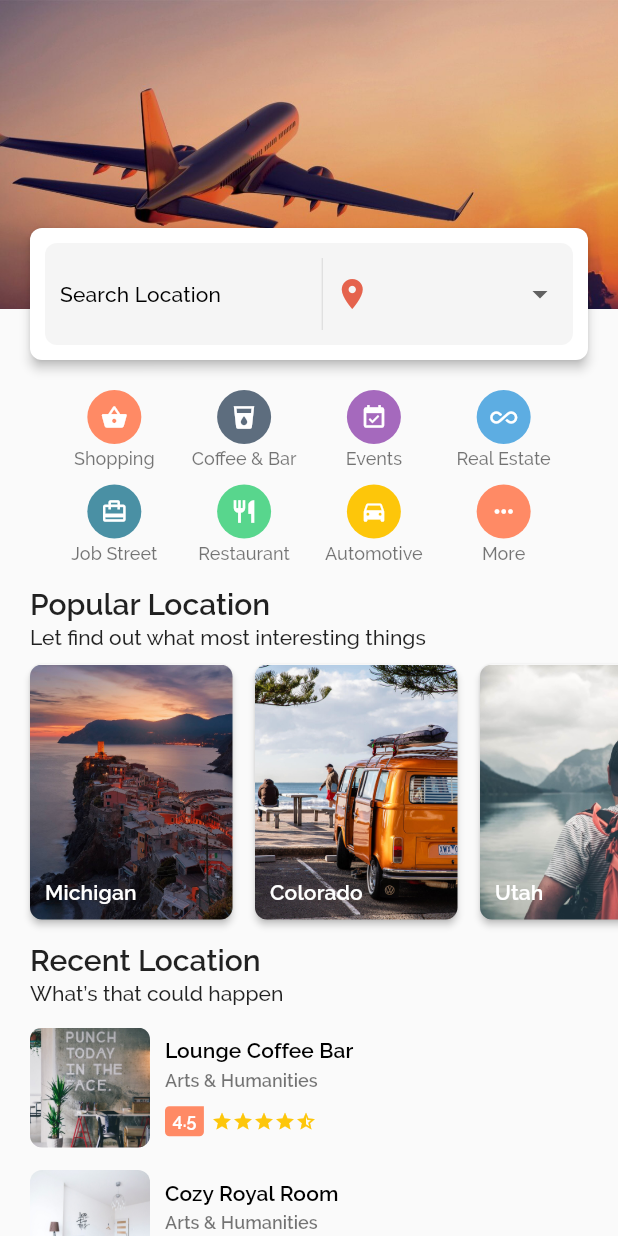
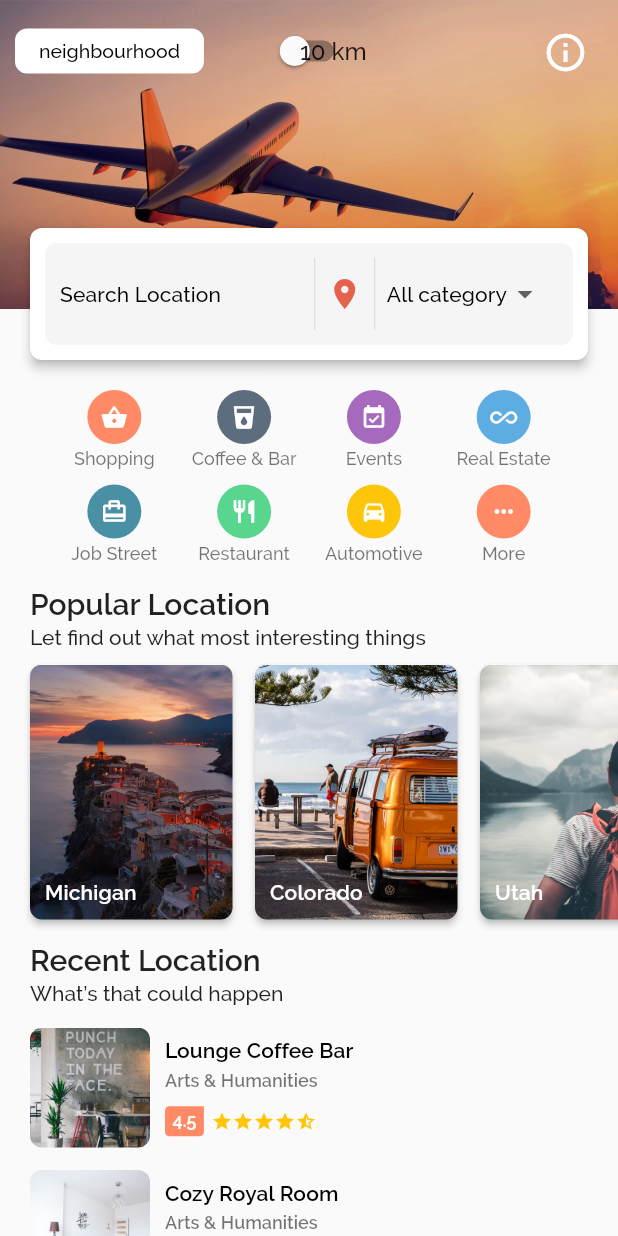
Before and after one commit to sanjanamuralidhar/ShopLocalTo, a Flutter app: the Home screen opened directly, on a phone screen of 412 x 824 dp. Run offline on Flutter 3.47's test engine with Material 2 defaults, Android fonts, the phone set to English and light mode, and no system bars; our stand-ins replace bloc, dio, firebase_messaging, flutter_bloc, flutter_slidable, flutter_swiper and 6 more; missing offline and left inert: intro_views_flutter; accounts and stored records are empty.

Commit message:
toggle,info,neighbourhood

```diff
--- a/lib/screens/home/home_sliver_app_bar.dart
+++ b/lib/screens/home/home_sliver_app_bar.dart
@@ -75,38 +75,11 @@ class AppBarHomeSliver extends SliverPersistentHeaderDelegate {
                               Icons.location_on,
                               color: Theme.of(context).primaryColor,
                             ),
+                             VerticalDivider(),
                             // added a dropdown for category selection @sanjana
+                            DropPage(),
                             SizedBox(width: 10),
-                            DropdownButton<String>(
-                              value: dropdownValue,
-                              icon: Icon(Icons.arrow_drop_down),
-                              iconSize: 24,
-                              elevation: 16,
-                              style: Theme.of(context)
-                                    .textTheme
-                                    .subtitle2
-                                    .copyWith(fontWeight: FontWeight.w500),
-                              underline: Container(
-                                height: 2,
-                                // color: Colors.deepPurpleAccent,
-                              ),
-                              onChanged: (String newValue) {
-                                // setState(() {
-                                  dropdownValue = newValue;
-                                // });
-                              },
-                              items: <String>[
-                                'All categories',
-                                'Shops',
-                                'Hotels',
-                                'Restaurants'
-                              ].map<DropdownMenuItem<String>>((String value) {
-                                return DropdownMenuItem<String>(
-                                  value: value,
-                                  child: Text(value),
-                                );
-                              }).toList(),
-                            ),
+
                           ],
                         ),
                       ),
@@ -130,3 +103,40 @@ class AppBarHomeSliver extends SliverPersistentHeaderDelegate {
   @override
   bool shouldRebuild(SliverPersistentHeaderDelegate oldDelegate) => true;
 }
+class DropPage extends StatefulWidget {
+  @override
+  _DropPageState createState() => _DropPageState();
+}
+// added a dropdown for category selection @sanjana
+class _DropPageState extends State<DropPage> {
+  String dropdownValue = "All category";
+  @override
+  Widget build(BuildContext context) {
+    return DropdownButton<String>(
+      value: dropdownValue,
+      icon: Icon(Icons.arrow_drop_down),
+      iconSize: 24,
+      elevation: 16,
+      style: Theme.of(context)
+          .textTheme
+          .subtitle2
+          .copyWith(fontWeight: FontWeight.w500),
+      underline: Container(
+        height: 2,
+        // color: Colors.deepPurpleAccent,
+      ),
+      onChanged: (String newValue) {
+        setState(() {
+          dropdownValue = newValue;
+        });
+      },
+      items: <String>['All category', 'Shops', 'Restaurants', 'Hotels']
+          .map<DropdownMenuItem<String>>((String value) {
+        return DropdownMenuItem<String>(
+          value: value,
+          child: Text(value),
+        );
+      }).toList(),
+    );
+  }
+}
--- a/lib/screens/home/home_swiper.dart
+++ b/lib/screens/home/home_swiper.dart
@@ -3,7 +3,7 @@ import 'package:flutter_swiper/flutter_swiper.dart';
 import 'package:listar_flutter/models/model.dart';
 import 'package:shimmer/shimmer.dart';
 
-class HomeSwipe extends StatelessWidget {
+class HomeSwipe extends StatefulWidget {
   HomeSwipe({
     Key key,
     @required this.images,
@@ -13,19 +13,90 @@ class HomeSwipe extends StatelessWidget {
   final List<ImageModel> images;
 
   @override
+  _HomeSwipeState createState() => _HomeSwipeState();
+}
+
+class _HomeSwipeState extends State<HomeSwipe> {
+  bool isSwitched = false;
+
+  @override
   Widget build(BuildContext context) {
-    if (images.length > 0) {
+    //new code to add button,icon,toggle
+    return Stack(
+  children: <Widget>[
+    Container(
+        child: _swipperBanner(context)
+    ),
+    Padding(
+      padding: const EdgeInsets.all(20.0),
+      child: Align(
+        alignment: Alignment.topRight,
+        child: Icon(Icons.info_outline,color: Colors.white,size: 30,),
+      ),
+    ),
+    Padding(
+      padding: const EdgeInsets.all(10.0),
+      child: Align(
+        alignment: Alignment.topLeft,
+        child: FlatButton(
+          height: 30,
+  color: Colors.white,
+  textColor: Colors.black,
+  onPressed: () {
+    /*.popup required..*/
+  },
+  child: Text(
+    "neighbourhood",
+    style: TextStyle(fontSize: 13.0),
+  ),
+)
+      ),
+    ),
+    Padding(
+      padding: const EdgeInsets.all(10.0),
+      child: Align(
+        alignment: Alignment.topCenter,
+        child: Switch(
+            value: isSwitched,
+            onChanged: (value) {
+              setState(() {
+                isSwitched = value;
+                print(isSwitched);
+              });
+            },
+            activeTrackColor: Colors.lightGreenAccent,
+            activeColor: Colors.green,
+          ),
+      ),
+    ),
+    Padding(
+      padding: const EdgeInsets.only(top: 25,left:200),
+
+        child: Text("10 km",style:Theme.of(context)
+                                    .textTheme
+                                    .subtitle1
+                                    .copyWith(fontWeight: FontWeight.w500)),
+    ),
+
+  ],
+);
+
+  }
+
+  Widget _swipperBanner(BuildContext context){
+  if (widget.images.length > 0) {
       return Swiper(
         itemBuilder: (BuildContext context, int index) {
           return Image.asset(
-            images[index].image,
+            widget.images[index].image,
             fit: BoxFit.cover,
+
           );
         },
         autoplayDelay: 3000,
         autoplayDisableOnInteraction: false,
         autoplay: true,
-        itemCount: images.length,
+        itemCount: widget.images.length,
         pagination: SwiperPagination(
           alignment: Alignment(0.0, 0.4),
           builder: SwiperPagination.dots,
@@ -40,5 +111,7 @@ class HomeSwipe extends StatelessWidget {
         color: Colors.white,
       ),
     );
-  }
+
 }
+}
+// changed code _swipperbanner to widget
```
Also changed, not shown: 1 other file.
